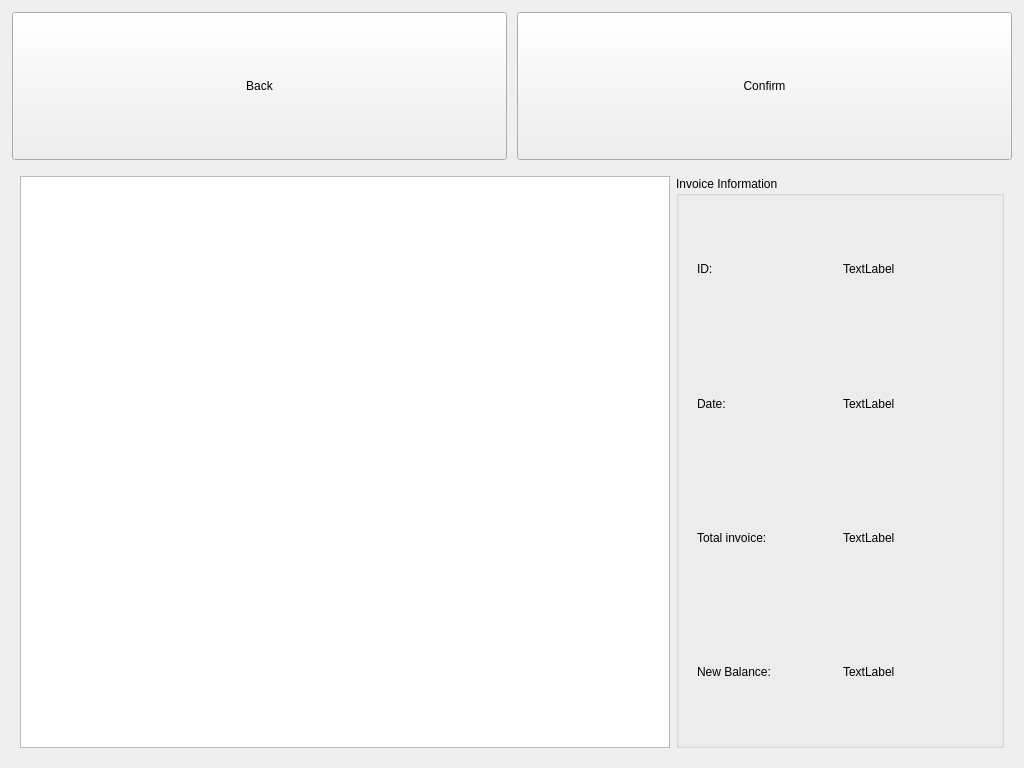
Old version of the form penyamanager/user/invoicewindow.ui in the repository eguzki/penyamanager.
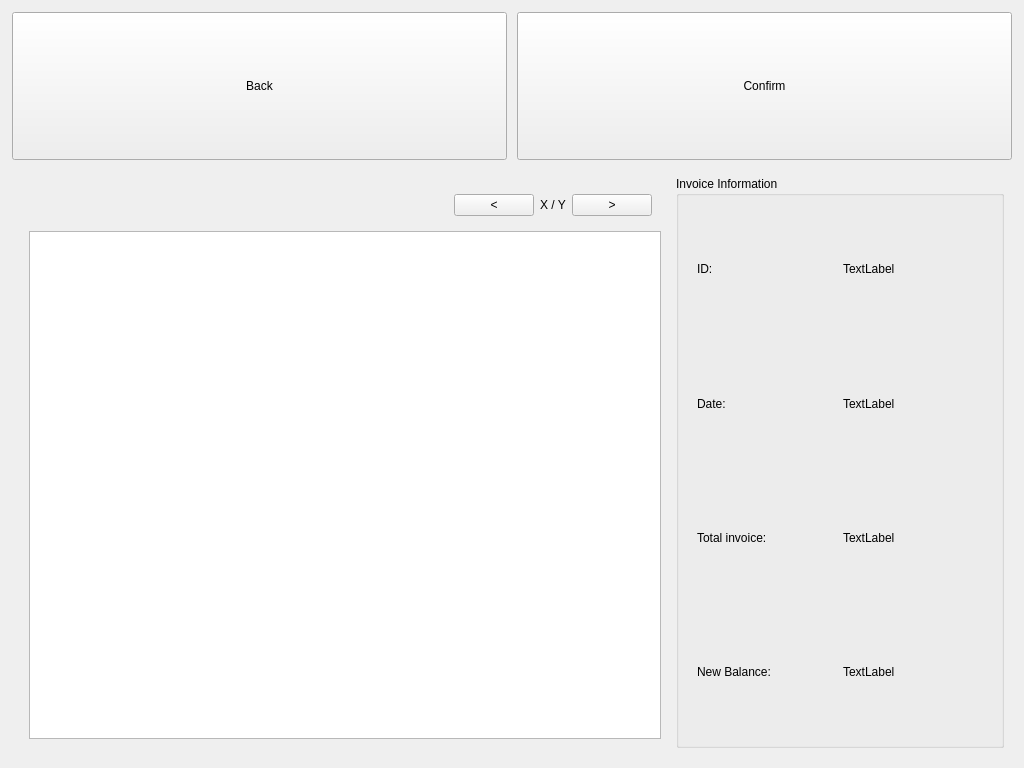
New version of the form.

Commit message: invoicewindow: pagination invoice products when needed

```diff
--- a/penyamanager/user/invoicewindow.ui
+++ b/penyamanager/user/invoicewindow.ui
@@ -77,7 +77,7 @@
     <widget class="QWidget" name="mainWidget" native="true">
      <layout class="QHBoxLayout" name="horizontalLayout_6">
       <item>
-       <widget class="QTableWidget" name="invoiceProductTableWidget">
+       <widget class="QWidget" name="invoiceWidget" native="true">
         <property name="minimumSize">
          <size>
           <width>650</width>
@@ -90,15 +90,79 @@
           <height>16777215</height>
          </size>
         </property>
-        <property name="editTriggers">
-         <set>QAbstractItemView::NoEditTriggers</set>
-        </property>
-        <property name="selectionMode">
-         <enum>QAbstractItemView::NoSelection</enum>
-        </property>
-        <attribute name="verticalHeaderVisible">
-         <bool>false</bool>
-        </attribute>
+        <layout class="QVBoxLayout" name="verticalLayout_2">
+         <item>
+          <widget class="QWidget" name="pagingWidget" native="true">
+           <layout class="QHBoxLayout" name="horizontalLayout_13">
+            <item>
+             <spacer name="horizontalSpacer_4">
+              <property name="orientation">
+               <enum>Qt::Horizontal</enum>
+              </property>
+              <property name="sizeHint" stdset="0">
+               <size>
+                <width>846</width>
+                <height>20</height>
+               </size>
+              </property>
+             </spacer>
+            </item>
+            <item>
+             <widget class="QPushButton" name="prevPagePushButton">
+              <property name="text">
+               <string>&lt;</string>
+              </property>
+             </widget>
+            </item>
+            <item>
+             <widget class="QLabel" name="pageInfoLabel">
+              <property name="text">
+               <string notr="true">X / Y</string>
+              </property>
+             </widget>
+            </item>
+            <item>
+             <widget class="QPushButton" name="nextPagePushButton">
+              <property name="text">
+               <string>&gt;</string>
+              </property>
+             </widget>
+            </item>
+           </layout>
+          </widget>
+         </item>
+         <item>
+          <widget class="QTableWidget" name="invoiceProductTableWidget">
+           <property name="sizePolicy">
+            <sizepolicy hsizetype="Expanding" vsizetype="Expanding">
+             <horstretch>0</horstretch>
+             <verstretch>0</verstretch>
+            </sizepolicy>
+           </property>
+           <property name="minimumSize">
+            <size>
+             <width>0</width>
+             <height>0</height>
+            </size>
+           </property>
+           <property name="maximumSize">
+            <size>
+             <width>16777215</width>
+             <height>16777215</height>
+            </size>
+           </property>
+           <property name="editTriggers">
+            <set>QAbstractItemView::NoEditTriggers</set>
+           </property>
+           <property name="selectionMode">
+            <enum>QAbstractItemView::NoSelection</enum>
+           </property>
+           <attribute name="verticalHeaderVisible">
+            <bool>false</bool>
+           </attribute>
+          </widget>
+         </item>
+        </layout>
        </widget>
       </item>
       <item>
```
The commit also changes 4 other files.
